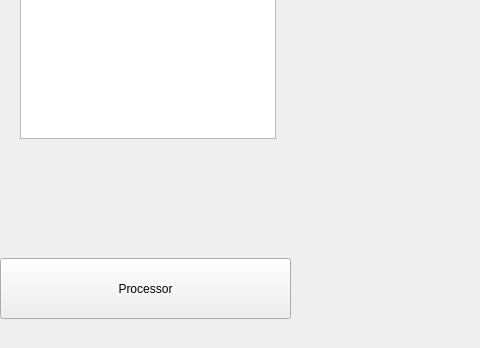
Old version of the form mainwindow.ui in the repository AstapovIE/LayerEditor; both pictures show x 0 to 480 and y 310 to 658 of the 1281 by 658 pixel window.
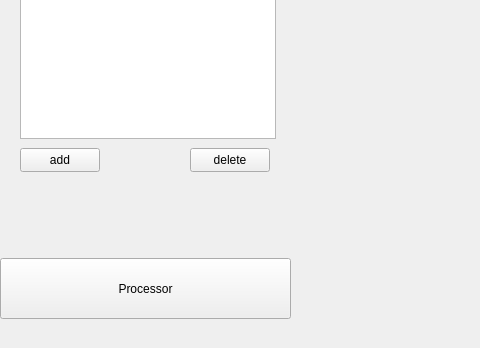
New version of the form.

Commit message: added new functional to list items, add/delete layer button

Patch:
```diff
--- a/mainwindow.ui
+++ b/mainwindow.ui
@@ -36,6 +36,32 @@
       </rect>
      </property>
     </widget>
+    <widget class="QPushButton" name="addNewLayer">
+     <property name="geometry">
+      <rect>
+       <x>20</x>
+       <y>410</y>
+       <width>80</width>
+       <height>24</height>
+      </rect>
+     </property>
+     <property name="text">
+      <string>add</string>
+     </property>
+    </widget>
+    <widget class="QPushButton" name="pushButton_2">
+     <property name="geometry">
+      <rect>
+       <x>190</x>
+       <y>410</y>
+       <width>80</width>
+       <height>24</height>
+      </rect>
+     </property>
+     <property name="text">
+      <string>delete</string>
+     </property>
+    </widget>
    </widget>
    <widget class="QPushButton" name="processorButton">
     <property name="geometry">
```
The commit also changes 4 other files.
